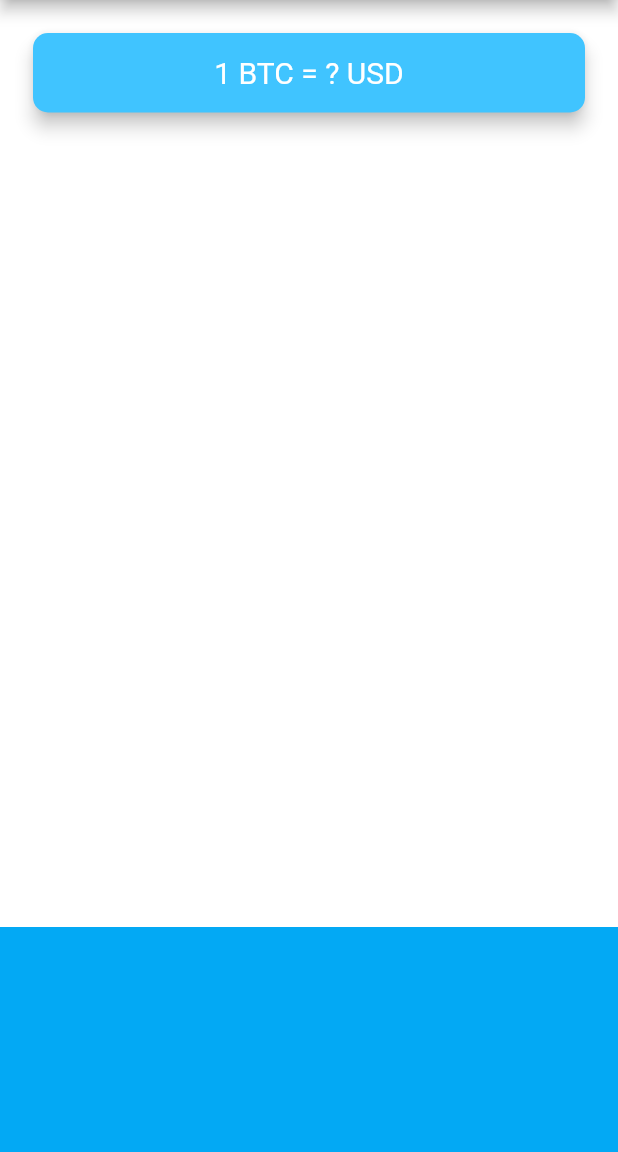
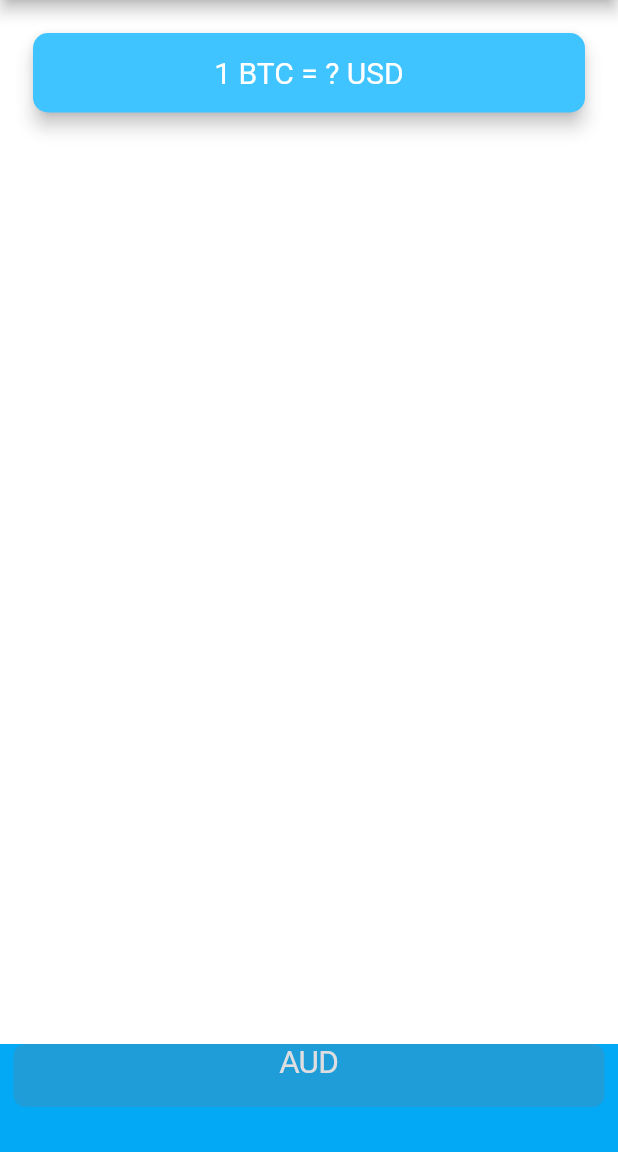
Before and after one commit to MatheusEli/bitcoin_ticker_flutter, a Flutter app: the screen it shows after launch, on a phone screen of 412 x 824 dp, the part 84-1236 px from its top. Run offline on Flutter 3.47's test engine with Material 2 defaults, Android fonts, the phone set to English and light mode, and no system bars.

```diff
--- a/lib/price_screen.dart
+++ b/lib/price_screen.dart
@@ -1,4 +1,6 @@
 import 'package:flutter/material.dart';
+import 'coin_data.dart';
+import 'package:flutter/cupertino.dart';
 
 class PriceScreen extends StatefulWidget {
   @override
@@ -6,6 +8,19 @@ class PriceScreen extends StatefulWidget {
 }
 
 class _PriceScreenState extends State<PriceScreen> {
+  String selectedCurrency = currenciesList.first;
+
+  List<Widget> getPickerItems() {
+    List<Widget> items = [];
+
+    for (String e in currenciesList) {
+      items.add(
+        Text(e),
+      );
+    }
+    return items;
+  }
+
   @override
   Widget build(BuildContext context) {
     return Scaffold(
@@ -38,14 +53,36 @@ class _PriceScreenState extends State<PriceScreen> {
             ),
           ),
           Container(
-            height: 150.0,
             alignment: Alignment.center,
             padding: const EdgeInsets.only(bottom: 30.0),
             color: Colors.lightBlue,
-            child: null,
+            child: CupertinoPicker(
+              backgroundColor: Colors.lightBlue,
+              itemExtent: 42.0,
+              onSelectedItemChanged: (selectedIndex) {
+                print(selectedIndex);
+              },
+              children: getPickerItems(),
+            ),
           ),
         ],
       ),
     );
   }
 }
+//
+// DropdownButton<String>(
+// value: selectedCurrency,
+// items:
+// currenciesList.map<DropdownMenuItem<String>>((String value) {
+// return DropdownMenuItem<String>(
+// value: value,
+// child: Text(value),
+// );
+// }).toList(),
+// onChanged: (String? value) {
+// setState(() {
+// selectedCurrency = value!;
+// });
+// },
+// ),
```
